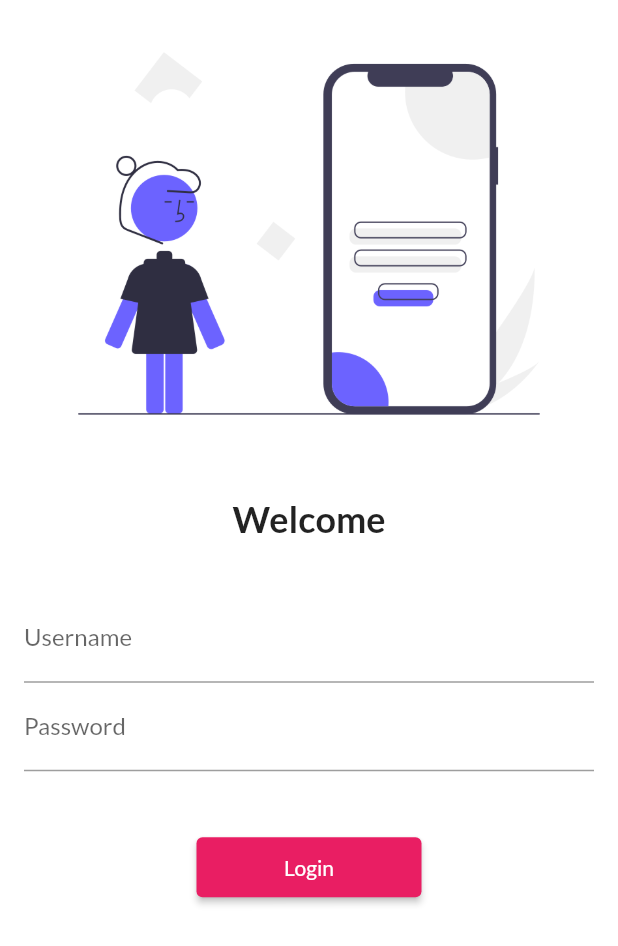
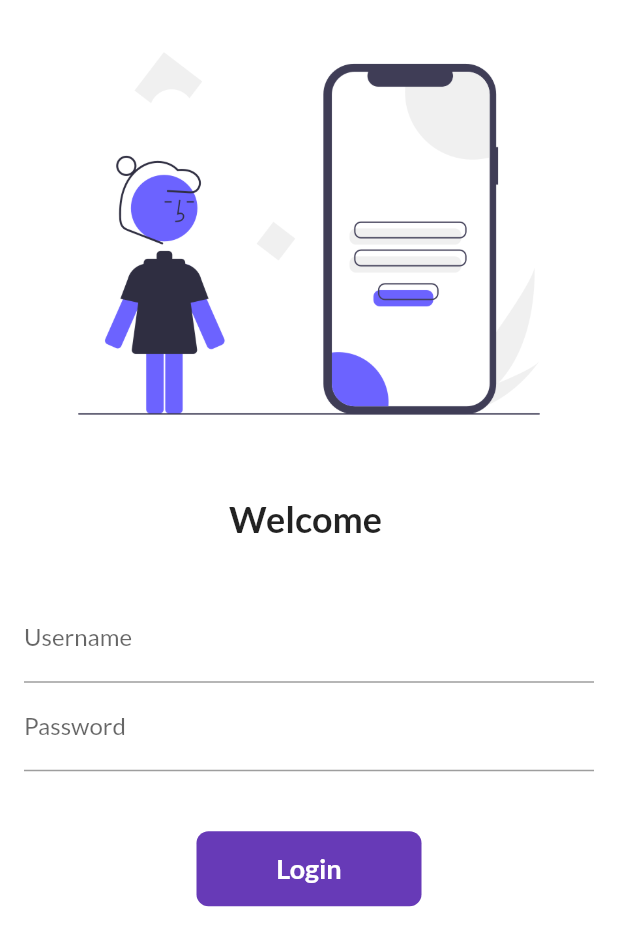
Before and after one commit to MacRawat58/Flutter_test, a Flutter app: the screen it shows after launch, on a phone screen of 412 x 824 dp. Shown: the top 946 px of the screen. Run offline on Flutter 3.47's test engine with Material 2 defaults, Android fonts, the phone set to English and light mode, and no system bars; our stand-ins replace google_fonts.

Commit message:
day 6 completed

```diff
--- a/lib/pages/login_page.dart
+++ b/lib/pages/login_page.dart
@@ -3,8 +3,16 @@
 import 'package:flutter/material.dart';
 import 'package:flutter_application_2/utils/routes.dart';
 
-class LoginPage extends StatelessWidget {
+class LoginPage extends StatefulWidget {
   const LoginPage({super.key});
+
+  @override
+  State<LoginPage> createState() => _LoginPageState();
+}
+
+class _LoginPageState extends State<LoginPage> {
+  String name = "";
+  bool changeButton = false;
 
   @override
   Widget build(BuildContext context) {
@@ -16,13 +24,12 @@ class LoginPage extends StatelessWidget {
               Image.asset(
                 "assets/images/login_img.png",
                 fit: BoxFit.cover,
-
               ),
               SizedBox(
                 height: 20.0,
               ),
               Text(
-                "Welcome",
+                "Welcome $name",
                 style: TextStyle(
                   fontSize: 24,
                   fontWeight: FontWeight.bold,
@@ -39,6 +46,10 @@ class LoginPage extends StatelessWidget {
                       hintText: "Enter username",
                       labelText: "Username",
                     ),
+                    onChanged: (value) {
+                      name = value;
+                      setState(() {});
+                    },
                   ),
                   TextFormField(
                     obscureText: true,
@@ -50,13 +61,48 @@ class LoginPage extends StatelessWidget {
                   SizedBox(
                     height: 40.0,
                   ),
-                  ElevatedButton(
-                    child: Text("Login"),
-                    onPressed: () {
+
+                  InkWell(
+                    onTap: () async {
+                      setState(() {
+                        changeButton = true;
+                      });
+                      await Future.delayed(Duration(seconds: 1));
                       Navigator.pushNamed(context, MyRoutes.homeRoute);
                     },
-                    style: TextButton.styleFrom(minimumSize: Size(150, 40)),
+                    child: AnimatedContainer(
+                      duration: Duration(seconds: 1),
+                      width: changeButton ? 50 : 150,
+                      height: 50,
+                      alignment: Alignment.center,
+                      decoration: BoxDecoration(
+                          color: Colors.deepPurple,
+                          // shape:
+                          //     changeButton ? BoxShape.circle : BoxShape.rectangle,
+                          borderRadius:
+                              BorderRadius.circular(changeButton ? 50 : 8)),
+                      child: changeButton
+                          ? Icon(
+                              Icons.done,
+                              color: Colors.white,
+                            )
+                          : Text(
+                              "Login",
+                              style: TextStyle(
+                                color: Colors.white,
+                                fontWeight: FontWeight.bold,
+                                fontSize: 18,
+                              ),
+                            ),
+                    ),
                   ),
+                  // ElevatedButton(
+                  //   child: Text("Login"),
+                  //   onPressed: () {
+                  //     Navigator.pushNamed(context, MyRoutes.homeRoute);
+                  //   },
+                  //   style: TextButton.styleFrom(minimumSize: Size(150, 40)),
+                  // ),
                 ]),
               )
             ],
```
